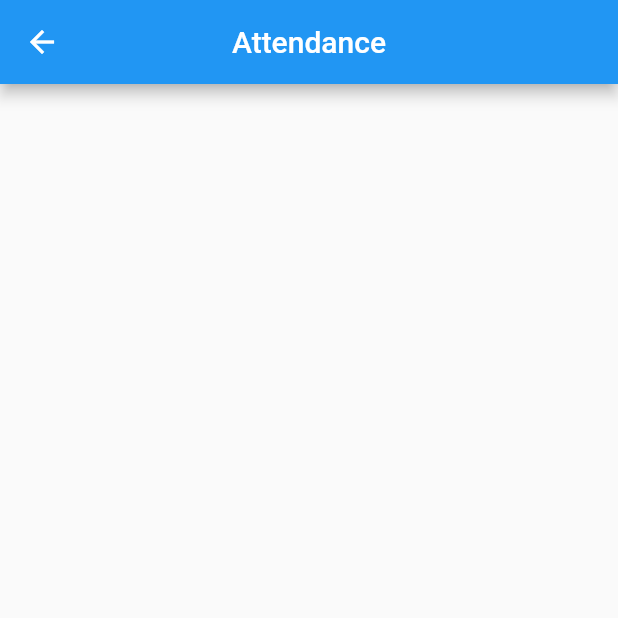
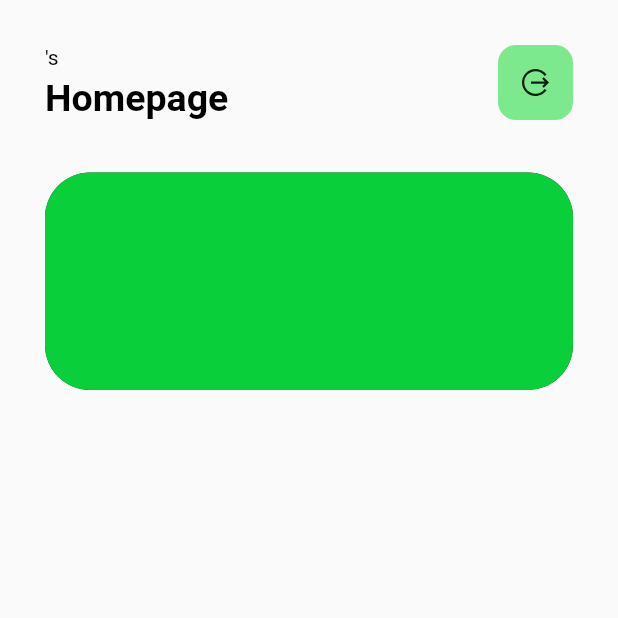
Before and after one commit to MAGANG-PSTI/REPORT-1, a Flutter app: the HomeScreen screen opened directly, on a phone screen of 412 x 824 dp, the top half of it. Run offline on Flutter 3.47's test engine with Material 2 defaults, Android fonts, the phone set to English and light mode, and no system bars; our stand-ins replace animate_do, google_fonts, line_icons, logger, shared_preferences; accounts and stored records are empty; project files that could hold a hidden picture were left out.

Commit message:
Commit [4] 32-10-2023

```diff
--- a/lib/home/screens/home_screen.dart
+++ b/lib/home/screens/home_screen.dart
@@ -1,4 +1,10 @@
 import 'package:flutter/material.dart';
+import 'package:line_icons/line_icons.dart';
+import 'package:pkl_demeter_mobile/auth/screens/login_page.dart';
+import 'package:pkl_demeter_mobile/auth/services/auth_service.dart';
+import 'package:pkl_demeter_mobile/constants/utils/tools.dart';
+import 'package:pkl_demeter_mobile/provider/user_provider.dart';
+import 'package:provider/provider.dart';
 
 class HomeScreen extends StatefulWidget {
   const HomeScreen({super.key});
@@ -10,7 +16,75 @@ class HomeScreen extends StatefulWidget {
 class _HomeScreenState extends State<HomeScreen> {
   @override
   Widget build(BuildContext context) {
+    AuthService authService = AuthService();
+    UserProvider propider = Provider.of<UserProvider>(context, listen: false);
+
     return Scaffold(
-        appBar: AppBar(centerTitle: true, title: Text("Attendance")));
+        // ignore: unnecessary_null_comparison
+        body: propider != null
+            ? SafeArea(
+                child: SingleChildScrollView(
+                    child: Padding(
+                        padding: const EdgeInsets.all(30),
+                        child: Column(
+                            crossAxisAlignment: CrossAxisAlignment.start,
+                            children: <Widget>[
+                              Row(
+                                mainAxisAlignment:
+                                    MainAxisAlignment.spaceBetween,
+                                children: <Widget>[
+                                  Column(
+                                    crossAxisAlignment:
+                                        CrossAxisAlignment.start,
+                                    children: <Widget>[
+                                      Text(
+                                        "${propider.user.name}'s",
+                                        style: const TextStyle(
+                                            fontSize: 14, color: Colors.black),
+                                      ),
+                                      const SizedBox(
+                                        height: 5,
+                                      ),
+                                      const Text("Homepage",
+                                          style: TextStyle(
+                                              fontSize: 25,
+                                              fontWeight: FontWeight.bold,
+                                              color: Colors.black))
+                                    ],
+                                  ),
+                                  GestureDetector(
+                                      onTap: () {
+                                        authService.signOut(context);
+                                      },
+                                      child: Container(
+                                          width: 50,
+                                          height: 50,
+                                          decoration: BoxDecoration(
+                                              color: Tools.primaryColor
+                                                  .withOpacity(0.5),
+                                              borderRadius:
+                                                  BorderRadius.circular(12)),
+                                          child: const Center(
+                                              child: Icon(
+                                                  LineIcons.alternateSignOut))))
+                                ],
+                              ),
+                              const SizedBox(height: 35),
+                              Container(
+                                  width: double.infinity,
+                                  height: 145,
+                                  decoration: BoxDecoration(
+                                      boxShadow: const [
+                                        BoxShadow(
+                                            color: Colors.black,
+                                            blurRadius: 0,
+                                            spreadRadius: 0,
+                                            offset: Offset(0, 0))
+                                      ],
+                                      borderRadius: BorderRadius.circular(30),
+                                      color: Color.fromARGB(207, 10, 255, 71)))
+                            ]))),
+              )
+            : const LoginPage());
   }
 }
```
Also changed, not shown: lib/introduction/welcome_page.dart (added, +70 -0 lines).
